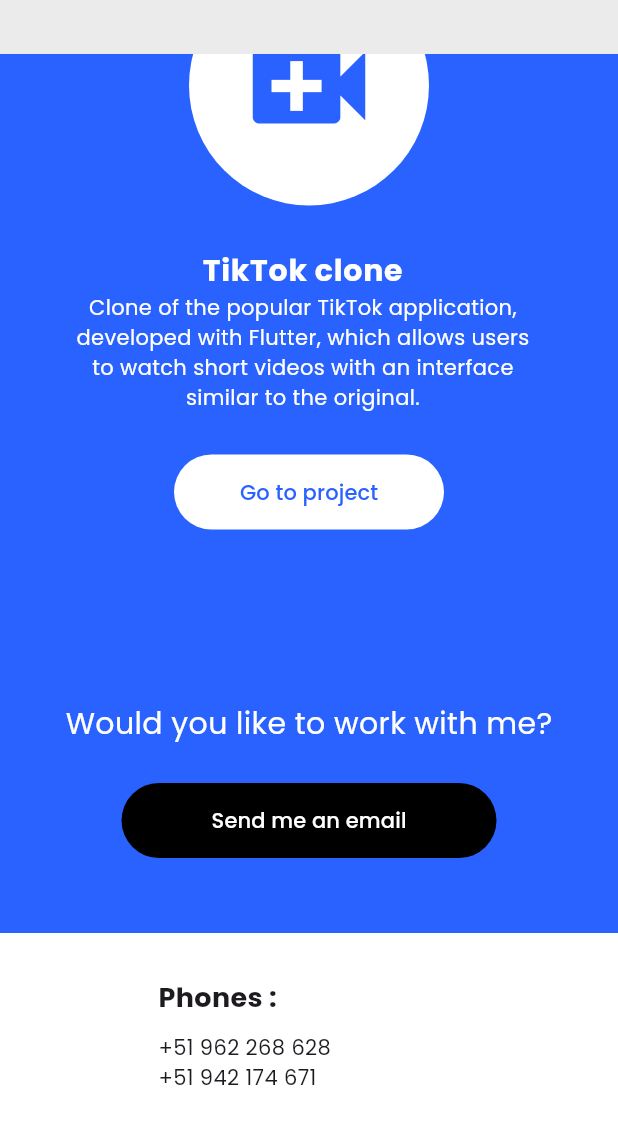
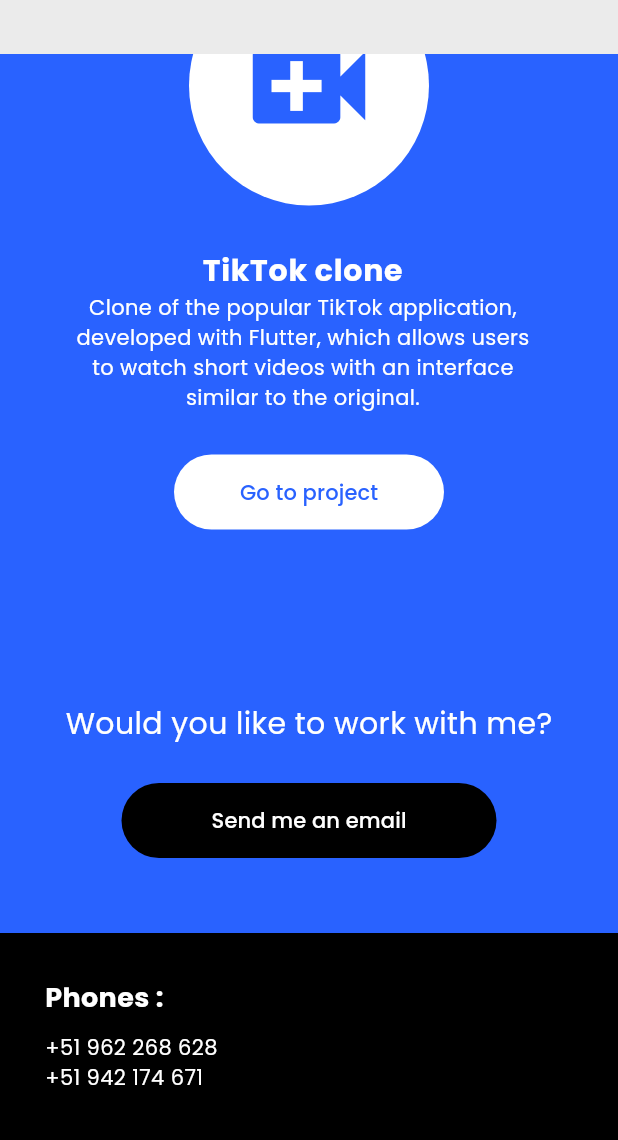
Before and after one commit to kharoldcanova/kharold-canova, a Flutter app: the screen it shows after launch, scrolled down 3456 dp, on a phone screen of 412 x 824 dp, the part 96-1236 px from its top. Run offline on Flutter 3.47's test engine with Material 3 defaults, Android fonts, the phone set to English and light mode, and no system bars; our stand-ins replace google_fonts.

Commit message:
fix: footer color

```diff
--- a/lib/screens/footer_widget.dart
+++ b/lib/screens/footer_widget.dart
@@ -64,7 +64,8 @@
           ),
         ),
         Container(
-          color: Theme.of(context).colorScheme.surface,
+          width: double.infinity,
+          color: Theme.of(context).colorScheme.onSurface,
           child: Padding(
             padding: const EdgeInsets.all(30),
             child: Wrap(
@@ -76,17 +77,23 @@
                   children: [
                     Text(
                       "${translations.phones} :",
-                      style: const TextStyle(
-                          fontSize: 18, fontWeight: FontWeight.bold),
+                      style: TextStyle(
+                          fontSize: 18,
+                          fontWeight: FontWeight.bold,
+                          color: Theme.of(context).colorScheme.surface),
                     ),
                     const SizedBox(height: 10),
-                    const Text(
+                    Text(
                       '+51 962 268 628',
-                      style: TextStyle(fontSize: 14),
+                      style: TextStyle(
+                          fontSize: 14,
+                          color: Theme.of(context).colorScheme.surface),
                     ),
-                    const Text(
+                    Text(
                       '+51 942 174 671',
-                      style: TextStyle(fontSize: 14),
+                      style: TextStyle(
+                          fontSize: 14,
+                          color: Theme.of(context).colorScheme.surface),
                     )
                   ],
                 ),
@@ -96,13 +103,17 @@
                   children: [
                     Text(
                       "${translations.email} :",
-                      style: const TextStyle(
-                          fontSize: 18, fontWeight: FontWeight.bold),
+                      style: TextStyle(
+                          fontSize: 18,
+                          fontWeight: FontWeight.bold,
+                          color: Theme.of(context).colorScheme.surface),
                     ),
                     const SizedBox(height: 10),
-                    const Text(
+                    Text(
                       'kharoldcanova@gmail.com',
-                      style: TextStyle(fontSize: 14),
+                      style: TextStyle(
+                          fontSize: 14,
+                          color: Theme.of(context).colorScheme.surface),
                     )
                   ],
                 )
```
